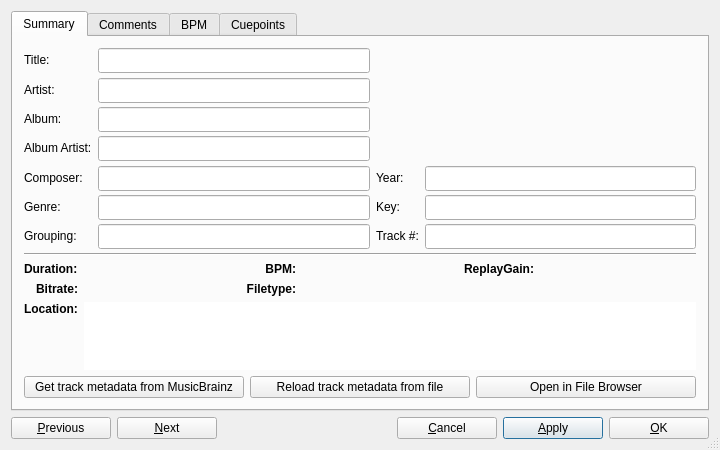
Qt form src/library/dlgtrackinfo.ui (mixxxdj/mixxx) before a commit.
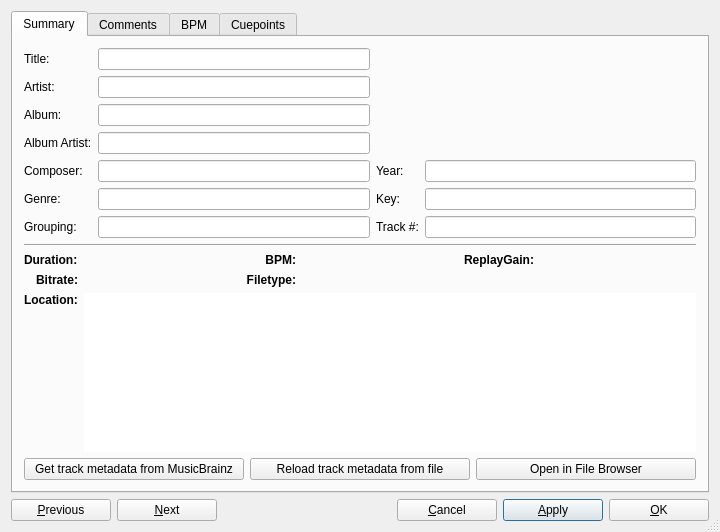
The same form after that commit.

Commit message: Remove non-default size properties from the single property fields. This has been used in the past as band-aid for aligning the field in the grid layout, it did not prevent fields from overlapping when resizing the widget though.

```diff
--- a/src/library/dlgtrackinfo.ui
+++ b/src/library/dlgtrackinfo.ui
@@ -7,7 +7,7 @@
     <x>0</x>
     <y>0</y>
     <width>720</width>
-    <height>450</height>
+    <height>532</height>
    </rect>
   </property>
   <property name="sizePolicy">
@@ -61,19 +61,13 @@
            <property name="sizePolicy">
             <sizepolicy hsizetype="Expanding" vsizetype="Fixed">
              <horstretch>0</horstretch>
-             <verstretch>25</verstretch>
+             <verstretch>0</verstretch>
             </sizepolicy>
            </property>
            <property name="minimumSize">
             <size>
              <width>0</width>
-             <height>25</height>
-            </size>
-           </property>
-           <property name="maximumSize">
-            <size>
-             <width>16777215</width>
-             <height>25</height>
+             <height>0</height>
             </size>
            </property>
           </widget>
@@ -83,19 +77,13 @@
            <property name="sizePolicy">
             <sizepolicy hsizetype="Expanding" vsizetype="Fixed">
              <horstretch>0</horstretch>
-             <verstretch>25</verstretch>
+             <verstretch>0</verstretch>
             </sizepolicy>
            </property>
            <property name="minimumSize">
             <size>
              <width>0</width>
-             <height>25</height>
-            </size>
-           </property>
-           <property name="maximumSize">
-            <size>
-             <width>16777215</width>
-             <height>25</height>
+             <height>0</height>
             </size>
            </property>
           </widget>
@@ -147,19 +135,13 @@
            <property name="sizePolicy">
             <sizepolicy hsizetype="Expanding" vsizetype="Fixed">
              <horstretch>0</horstretch>
-             <verstretch>25</verstretch>
+             <verstretch>0</verstretch>
             </sizepolicy>
            </property>
            <property name="minimumSize">
             <size>
              <width>0</width>
-             <height>25</height>
-            </size>
-           </property>
-           <property name="maximumSize">
-            <size>
-             <width>16777215</width>
-             <height>25</height>
+             <height>0</height>
             </size>
            </property>
           </widget>
@@ -169,19 +151,13 @@
            <property name="sizePolicy">
             <sizepolicy hsizetype="Expanding" vsizetype="Fixed">
              <horstretch>0</horstretch>
-             <verstretch>25</verstretch>
+             <verstretch>0</verstretch>
             </sizepolicy>
            </property>
            <property name="minimumSize">
             <size>
              <width>0</width>
-             <height>25</height>
-            </size>
-           </property>
-           <property name="maximumSize">
-            <size>
-             <width>16777215</width>
-             <height>25</height>
+             <height>0</height>
             </size>
            </property>
           </widget>
@@ -191,19 +167,13 @@
            <property name="sizePolicy">
             <sizepolicy hsizetype="Expanding" vsizetype="Fixed">
              <horstretch>0</horstretch>
-             <verstretch>25</verstretch>
+             <verstretch>0</verstretch>
             </sizepolicy>
            </property>
            <property name="minimumSize">
             <size>
              <width>0</width>
-             <height>25</height>
-            </size>
-           </property>
-           <property name="maximumSize">
-            <size>
-             <width>16777215</width>
-             <height>25</height>
+             <height>0</height>
             </size>
            </property>
           </widget>
@@ -220,21 +190,9 @@
            <property name="sizePolicy">
             <sizepolicy hsizetype="Expanding" vsizetype="Fixed">
              <horstretch>0</horstretch>
-             <verstretch>25</verstretch>
+             <verstretch>0</verstretch>
             </sizepolicy>
            </property>
-           <property name="minimumSize">
-            <size>
-             <width>42</width>
-             <height>25</height>
-            </size>
-           </property>
-           <property name="maximumSize">
-            <size>
-             <width>16777215</width>
-             <height>25</height>
-            </size>
-           </property>
           </widget>
          </item>
          <item row="3" column="0">
@@ -258,19 +216,13 @@
            <property name="sizePolicy">
             <sizepolicy hsizetype="Expanding" vsizetype="Fixed">
              <horstretch>0</horstretch>
-             <verstretch>25</verstretch>
+             <verstretch>0</verstretch>
             </sizepolicy>
            </property>
            <property name="minimumSize">
             <size>
              <width>0</width>
-             <height>25</height>
-            </size>
-           </property>
-           <property name="maximumSize">
-            <size>
-             <width>16777215</width>
-             <height>25</height>
+             <height>0</height>
             </size>
            </property>
           </widget>
@@ -280,19 +232,13 @@
            <property name="sizePolicy">
             <sizepolicy hsizetype="Expanding" vsizetype="Fixed">
              <horstretch>0</horstretch>
-             <verstretch>25</verstretch>
+             <verstretch>0</verstretch>
             </sizepolicy>
            </property>
            <property name="minimumSize">
             <size>
              <width>0</width>
-             <height>25</height>
-            </size>
-           </property>
-           <property name="maximumSize">
-            <size>
-             <width>16777215</width>
-             <height>25</height>
+             <height>0</height>
             </size>
            </property>
           </widget>
@@ -388,19 +334,13 @@
            <property name="sizePolicy">
             <sizepolicy hsizetype="Expanding" vsizetype="Fixed">
              <horstretch>0</horstretch>
-             <verstretch>25</verstretch>
+             <verstretch>0</verstretch>
             </sizepolicy>
            </property>
            <property name="minimumSize">
             <size>
              <width>0</width>
-             <height>25</height>
-            </size>
-           </property>
-           <property name="maximumSize">
-            <size>
-             <width>16777215</width>
-             <height>25</height>
+             <height>0</height>
             </size>
            </property>
           </widget>
@@ -437,19 +377,13 @@
            <property name="sizePolicy">
             <sizepolicy hsizetype="Expanding" vsizetype="Fixed">
              <horstretch>0</horstretch>
-             <verstretch>25</verstretch>
+             <verstretch>0</verstretch>
             </sizepolicy>
            </property>
            <property name="minimumSize">
             <size>
              <width>0</width>
-             <height>25</height>
-            </size>
-           </property>
-           <property name="maximumSize">
-            <size>
-             <width>16777215</width>
-             <height>25</height>
+             <height>0</height>
             </size>
            </property>
           </widget>
```
